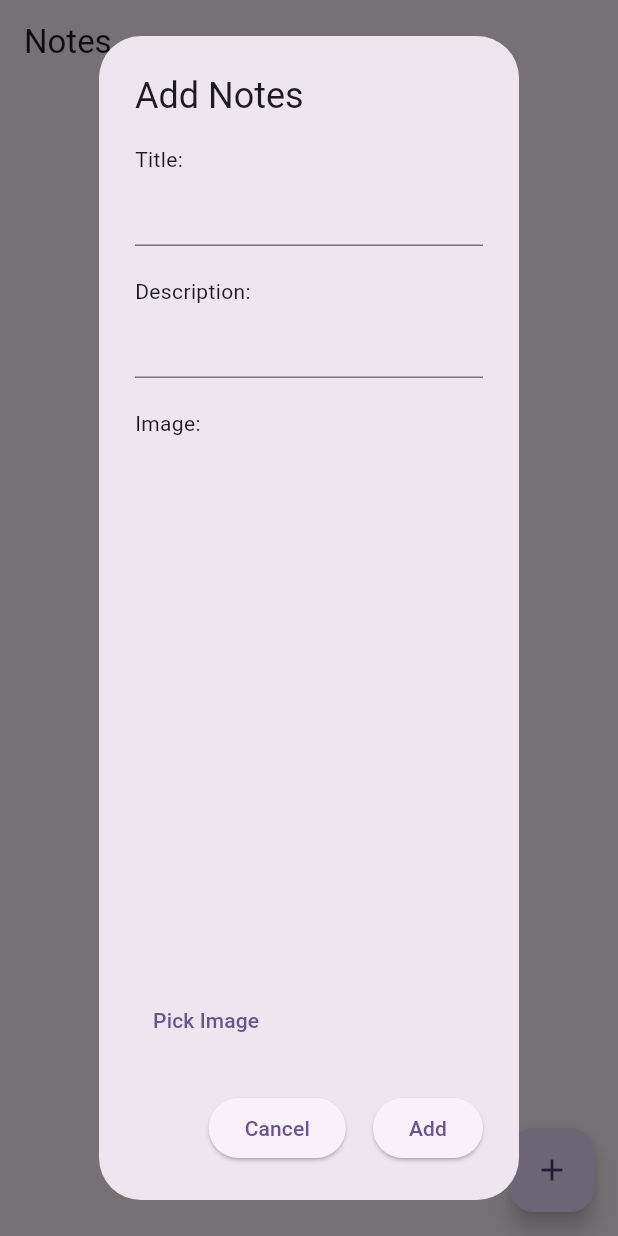
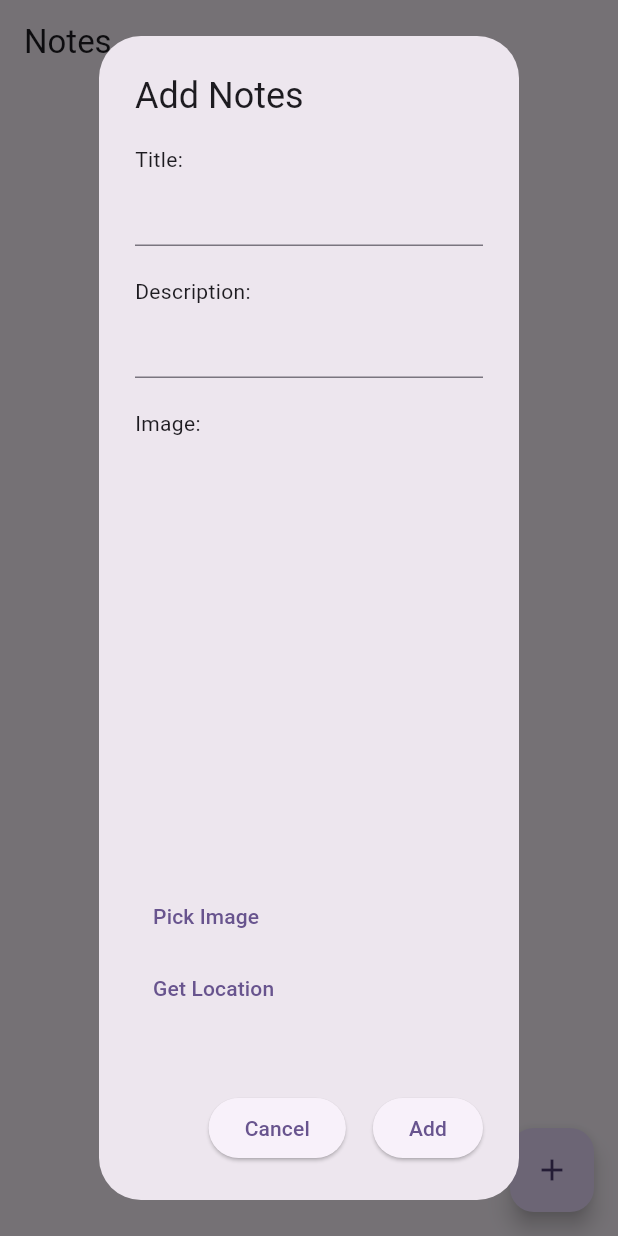
Before and after one commit to Mobile-Programming-MDP/latihan-project-firestore-marsellaa, a Flutter app: the screen it shows after launch, after a tap on the "add" icon, on a phone screen of 412 x 824 dp. Run offline on Flutter 3.47's test engine with Material 3 defaults, Android fonts, the phone set to English and light mode, and no system bars; our stand-ins replace cloud_firestore, firebase_core, firebase_storage, fluttertoast, geolocator, image_picker; missing offline and left inert: flutter_gravatar; accounts and stored records are empty.

Commit message:
button get location

```diff
--- /dev/null
+++ b/notes/lib/services/location_service.dart
@@ -0,0 +1,26 @@
+import 'package:geolocator/geolocator.dart';
+
+class LocationService {
+  Future<Position> getCurrentLocation() async {
+    bool serviceEnabled;
+    LocationPermission permission;
+
+    serviceEnabled = await Geolocator.isLocationServiceEnabled();
+    if (!serviceEnabled) {
+      return Future.error("Location Services are disabled");
+    }
+    permission = await Geolocator.checkPermission();
+    if (permission == LocationPermission.denied) {
+      permission = await Geolocator.requestPermission();
+      if (permission == LocationPermission.denied) {
+        return Future.error("Location Permissions are denied");
+      }
+    }
+    if (permission == LocationPermission.deniedForever) {
+      return Future.error(
+          "Location Permissions are permanently denied, we cannot request permission");
+    }
+
+    return await Geolocator.getCurrentPosition();
+  }
+}
--- a/notes/lib/widgets/note_dialog.dart
+++ b/notes/lib/widgets/note_dialog.dart
@@ -1,7 +1,12 @@
+import 'dart:html';
+
 import 'package:flutter/material.dart';
+import 'package:geolocator/geolocator.dart';
 import 'package:image_picker/image_picker.dart';
 import 'package:notes/models/note.dart';
+import 'package:notes/services/location_service.dart';
 import 'package:notes/services/note_service.dart';
+import 'package:path/path.dart';
 
 class NoteDialog extends StatefulWidget {
   final Note? note;
@@ -16,6 +21,7 @@ class _NoteDialogState extends State<NoteDialog> {
   final TextEditingController _titleController = TextEditingController();
   final TextEditingController _descriptionController = TextEditingController();
   XFile? _imageFile;
+  Position? _position;
 
   @override
   void initState() {
@@ -35,6 +41,13 @@ class _NoteDialogState extends State<NoteDialog> {
         _imageFile = pickedFile;
       });
     }
+  }
+
+  Future<void> _getLocation() async {
+    final location = await LocationService().getCurrentLocation();
+    setState(() {
+      _position = location;
+    });
   }
 
   @override
@@ -81,6 +94,16 @@ class _NoteDialogState extends State<NoteDialog> {
           TextButton(
             onPressed: _pickImage,
             child: const Text("Pick Image"),
+          ),
+          TextButton(
+            onPressed: _getLocation,
+            child: const Text("Get Location"),
+          ),
+          Text(
+            _position?.latitude != null && _position?.longitude != null
+                ? 'Current Position :  ${_position!.latitude.toString()}'
+                : '',
+            textAlign: TextAlign.start,
           )
         ],
       ),
--- a/notes/pubspec.yaml
+++ b/notes/pubspec.yaml
@@ -12,6 +12,7 @@ dependencies:
   firebase_storage: ^11.6.0
   flutter:
     sdk: flutter
+  geolocator: ^11.1.0
   get: ^4.6.6
   image_picker: ^1.0.8
   path: ^1.8.3
```
Also changed, not shown: notes/pubspec.lock, 4 other files.
